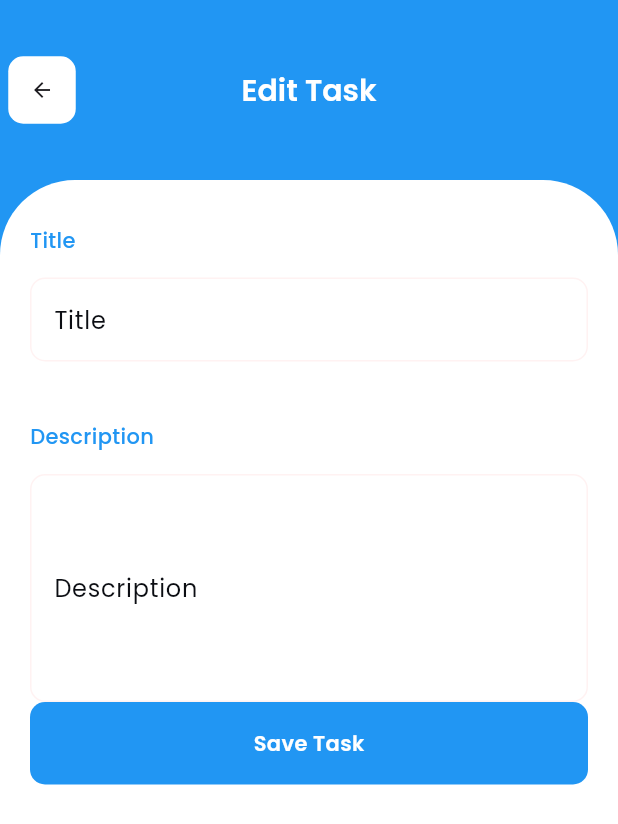
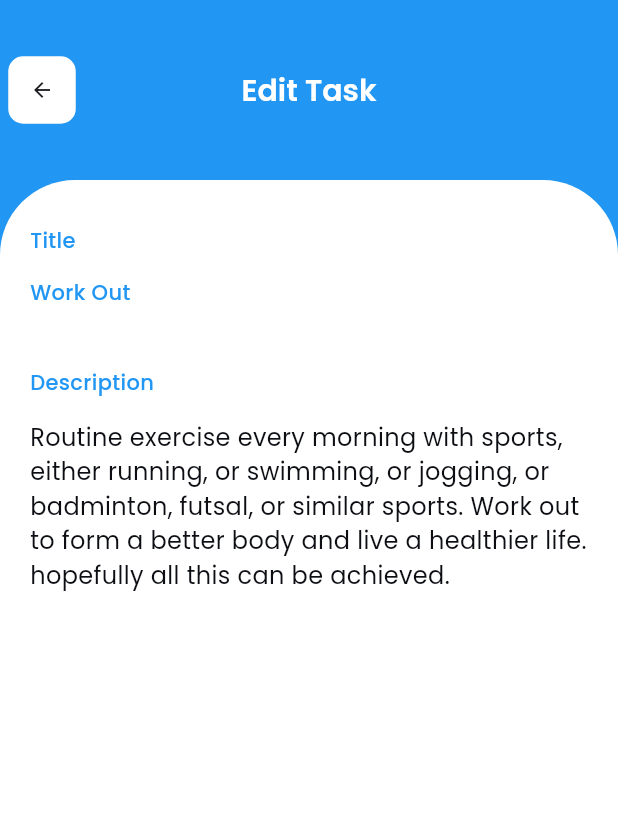
Before and after one commit to Avizz220/Flutter-Mobile-App, a Flutter app: the screen it shows after launch, on a phone screen of 412 x 824 dp. Shown: the top 824 px of the screen. Run offline on Flutter 3.47's test engine with Material 3 defaults, Android fonts, the phone set to English and light mode, and no system bars; our stand-ins replace lottie.

Commit message:
Edit task and view task screens created

```diff
--- a/mytodoapp_frontend/lib/features/todo/ui/edittask.dart
+++ b/mytodoapp_frontend/lib/features/todo/ui/edittask.dart
@@ -10,12 +10,11 @@ class EditTask extends StatefulWidget {
 
 class _EditTaskState extends State<EditTask> {
   TextEditingController titlecontroller = TextEditingController();
-  TextEditingController descriptioncontroller =
-      TextEditingController();
+  TextEditingController descriptioncontroller = TextEditingController();
 
   @override
   Widget build(BuildContext context) {
-     double screenwidth = MediaQuery.of(context).size.width;
+    double screenwidth = MediaQuery.of(context).size.width;
     double screenheight = MediaQuery.of(context).size.height;
     return Scaffold(
       backgroundColor: AppColor.accentColor,
@@ -154,7 +153,6 @@ class _EditTaskState extends State<EditTask> {
           ],
         ),
       ),
-
     );
   }
 }
--- /dev/null
+++ b/mytodoapp_frontend/lib/features/todo/ui/viewtask.dart
@@ -0,0 +1,104 @@
+import 'package:flutter/material.dart';
+import 'package:mytodoapp_frontend/contants/colors.dart';
+
+class Viewtask extends StatelessWidget {
+  const Viewtask({super.key});
+
+  @override
+  Widget build(BuildContext context) {
+    double screenwidth = MediaQuery.of(context).size.width;
+    double screenheight = MediaQuery.of(context).size.height;
+    return Scaffold(
+      backgroundColor: AppColor.accentColor,
+      appBar: AppBar(
+        centerTitle: true, //This is how we can cnter the title
+        toolbarHeight:
+            120, //This is the way that we can give height for the appbar
+        backgroundColor:
+            AppColor
+                .accentColor, //We can also give the background colour for this
+        title: Text(
+          "Edit Task",
+          style: TextStyle(
+            fontWeight: FontWeight.w600,
+            fontSize: 20,
+            fontFamily: "Poppins",
+            color: Colors.white,
+          ),
+        ),
+        leading: Column(
+          mainAxisAlignment: MainAxisAlignment.center,
+          children: [
+            Container(
+              height: 45,
+              width: 45,
+              decoration: BoxDecoration(
+                color: Colors.white,
+                borderRadius: BorderRadius.circular(10),
+              ),
+              child: Center(child: Icon(Icons.arrow_back, size: 16)),
+            ),
+          ],
+        ),
+      ),
+      body: Container(
+        padding: EdgeInsets.symmetric(horizontal: 20, vertical: 30),
+        width: screenwidth,
+        height: screenheight - 120,
+        decoration: BoxDecoration(
+          //This is how we decorate our container using decoration
+          borderRadius: BorderRadius.only(
+            topLeft: Radius.circular(50),
+            topRight: Radius.circular(50),
+          ),
+          color: Colors.white,
+        ),
+        child: Column(
+          crossAxisAlignment: CrossAxisAlignment.start,
+          children: [
+            Text(
+              "Title",
+              style: TextStyle(
+                fontWeight: FontWeight.w500,
+                fontSize: 14,
+                fontFamily: "Poppins",
+                color: AppColor.accentColor,
+              ),
+            ),
+            SizedBox(height: 15),
+            Text(
+              "Work Out",
+              style: TextStyle(
+                fontWeight: FontWeight.w500,
+                fontSize: 14,
+                fontFamily: "Poppins",
+                color: AppColor.accentColor,
+              ),
+            ),
+
+            SizedBox(height: 40),
+            Text(
+              "Description",
+              style: TextStyle(
+                fontWeight: FontWeight.w500,
+                fontSize: 14,
+                fontFamily: "Poppins",
+                color: AppColor.accentColor,
+              ),
+            ),
+            SizedBox(height: 15),
+            Text(
+              "Routine exercise every morning with sports, either running, or swimming, or jogging, or badminton, futsal, or similar sports. Work out to form a better body and live a healthier life. hopefully all this can be achieved.",
+              style: TextStyle(
+                fontWeight: FontWeight.w400,
+                fontSize: 16,
+                fontFamily: "Poppins",
+                color: AppColor.fontcolor,
+              ),
+            ),
+          ],
+        ),
+      ),
+    );
+  }
+}
--- a/mytodoapp_frontend/lib/main.dart
+++ b/mytodoapp_frontend/lib/main.dart
@@ -1,6 +1,6 @@
 import 'package:flutter/material.dart';
-import 'package:mytodoapp_frontend/features/todo/ui/addtask.dart';
 import 'package:mytodoapp_frontend/features/todo/ui/edittask.dart';
+import 'package:mytodoapp_frontend/features/todo/ui/viewtask.dart';
 
 void main() {
   runApp(const MyApp());
@@ -33,7 +33,7 @@ class MyApp extends StatelessWidget {
         // tested with just a hot reload.
         colorScheme: ColorScheme.fromSeed(seedColor: Colors.deepPurple),
       ),
-      home: EditTask(),
+      home: Viewtask(),
     );
   }
 }
```
